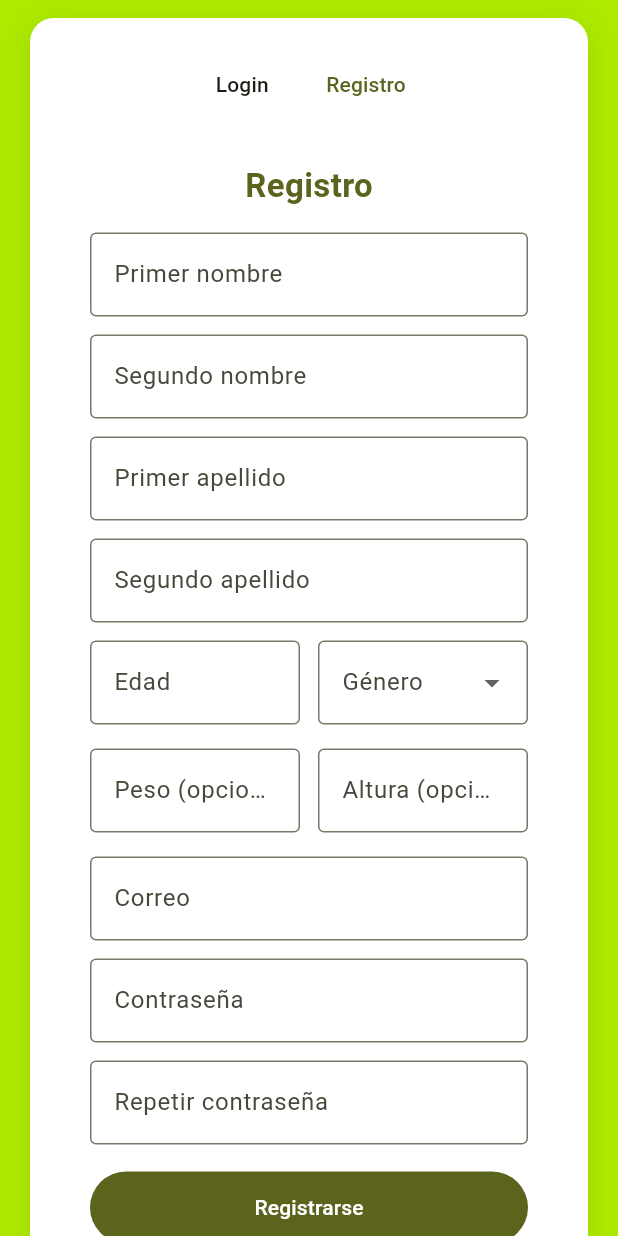
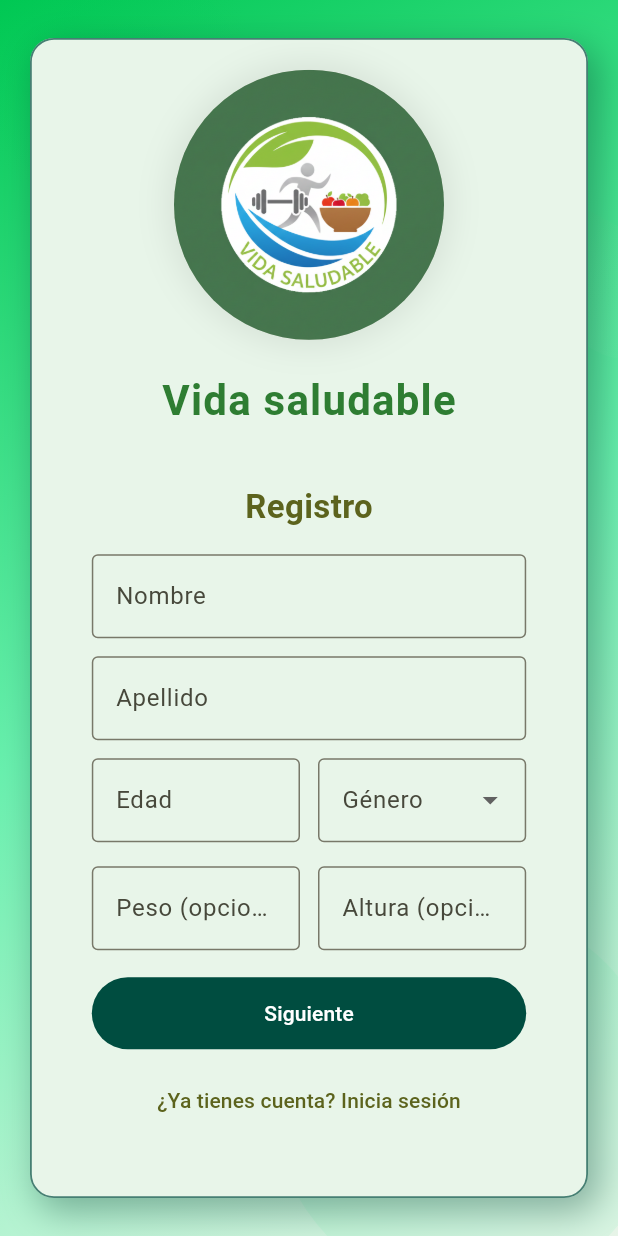
Before and after one commit to nctudime/VidaSaludable, a Flutter app: the screen it shows after launch, after a tap on "Iniciar Sesión", after a tap on "¿No tienes cuenta? Regístrate", on a phone screen of 412 x 824 dp. Run offline on Flutter 3.47's test engine with Material 3 defaults, Android fonts, the phone set to English and light mode, and no system bars.

Commit message:
feat(ui): enhance login/register UI with gradient background and multi-step form
- Replace solid color background with gradient and decorative shapes
- Add logo above login/register forms
- Split registration form into two steps (personal info → credentials)
- Simplify name fields to single "Nombre" and "Apellido" inputs
- Add username field to registration
- Style buttons with consistent theme colors
- Improve card appearance with border and enhanced shadow

```diff
--- a/flutter_application_1/lib/main.dart
+++ b/flutter_application_1/lib/main.dart
@@ -163,11 +163,76 @@ class _HomeTabsState extends State<HomeTabs> {
   int index = 0;
   @override
   Widget build(BuildContext context) {
-    final base = Theme.of(context).colorScheme;
     return Scaffold(
-      backgroundColor: const Color(0xFFAEEA00),
       appBar: null,
-      body: SafeArea(
+      body: Stack(
+        children: [
+          Container(
+            decoration: const BoxDecoration(
+              gradient: LinearGradient(
+                begin: Alignment.topLeft,
+                end: Alignment.bottomRight,
+                colors: [
+                  Color(0xFF00C853),
+                  Color(0xFF69F0AE),
+                  Color(0xFFE8F5E9),
+                ],
+                stops: [0.0, 0.5, 1.0],
+              ),
+            ),
+          ),
+          Positioned(
+            top: -60,
+            left: -30,
+            child: Container(
+              width: 200,
+              height: 200,
+              decoration: BoxDecoration(
+                shape: BoxShape.circle,
+                gradient: RadialGradient(
+                  colors: [
+                    const Color(0xFF00C853).withValues(alpha: 0.18),
+                    const Color(0xFF00C853).withValues(alpha: 0.0),
+                  ],
+                ),
+              ),
+            ),
+          ),
+          Positioned(
+            bottom: -40,
+            right: -30,
+            child: Container(
+              width: 260,
+              height: 260,
+              decoration: BoxDecoration(
+                shape: BoxShape.circle,
+                color: const Color(0xFF69F0AE).withValues(alpha: 0.12),
+              ),
+            ),
+          ),
+          Positioned(
+            top: 140,
+            right: -50,
+            child: Transform.rotate(
+              angle: 0.5,
+              child: Container(
+                width: 160,
+                height: 80,
+                decoration: BoxDecoration(
+                  borderRadius: BorderRadius.circular(80),
+                  gradient: LinearGradient(
+                    begin: Alignment.topLeft,
+                    end: Alignment.bottomRight,
+                    colors: [
+                      const Color(0xFF00C853).withValues(alpha: 0.20),
+                      const Color(0xFFE8F5E9).withValues(alpha: 0.0),
+                    ],
+                  ),
+                ),
+              ),
+            ),
+          ),
+          SafeArea(
             child: Center(
               child: SingleChildScrollView(
                 child: ConstrainedBox(
@@ -179,53 +244,50 @@ class _HomeTabsState extends State<HomeTabs> {
                     ),
                     padding: const EdgeInsets.all(20),
                     decoration: BoxDecoration(
-                  color: Colors.white,
+                      color: const Color(0xFFE8F5E9),
                       borderRadius: BorderRadius.circular(16),
+                      border: Border.all(
+                        color: const Color(0xFF004D40).withValues(alpha: 0.7),
+                        width: 1.2,
+                      ),
                       boxShadow: [
                         BoxShadow(
-                      color: Colors.black.withValues(alpha: 0.08),
-                      blurRadius: 16,
-                      spreadRadius: 2,
-                      offset: const Offset(0, 4),
+                          color: const Color(
+                            0xFF00332A,
+                          ).withValues(alpha: 0.35),
+                          blurRadius: 20,
+                          spreadRadius: 1,
+                          offset: const Offset(6, 8),
                         ),
                       ],
                     ),
                     child: Column(
                       mainAxisSize: MainAxisSize.min,
                       children: [
-                    Row(
-                      mainAxisAlignment: MainAxisAlignment.center,
-                      children: [
-                        TextButton(
-                          onPressed: () => setState(() => index = 0),
-                          style: TextButton.styleFrom(
-                            foregroundColor: index == 0
-                                ? base.primary
-                                : base.onSurface,
-                          ),
-                          child: const Text('Login'),
-                        ),
-                        const SizedBox(width: 12),
-                        TextButton(
-                          onPressed: () => setState(() => index = 1),
-                          style: TextButton.styleFrom(
-                            foregroundColor: index == 1
-                                ? base.primary
-                                : base.onSurface,
-                          ),
-                          child: const Text('Registro'),
-                        ),
-                      ],
-                    ),
-                    const SizedBox(height: 8),
                         AnimatedSwitcher(
                           duration: const Duration(milliseconds: 250),
                           child: index == 0
-                          ? LoginTab(
-                              onGoRegister: () => setState(() => index = 1),
+                              ? Column(
+                                  key: const ValueKey('login-with-logo'),
+                                  children: [
+                                    const _LogoVidaSaludable(),
+                                    const SizedBox(height: 16),
+                                    LoginTab(
+                                      onGoRegister: () =>
+                                          setState(() => index = 1),
+                                    ),
+                                  ],
                                 )
-                          : RegisterTab(
-                              onGoLogin: () => setState(() => index = 0),
+                              : Column(
+                                  key: const ValueKey('register-with-logo'),
+                                  children: [
+                                    const _LogoVidaSaludable(),
+                                    const SizedBox(height: 16),
+                                    RegisterTab(
+                                      onGoLogin: () =>
+                                          setState(() => index = 0),
+                                    ),
+                                  ],
                                 ),
                         ),
                       ],
@@ -234,6 +296,8 @@ class _HomeTabsState extends State<HomeTabs> {
                 ),
               ),
             ),
+          ),
+        ],
       ),
     );
   }
@@ -305,6 +369,10 @@ class _LoginTabState extends State<LoginTab> {
                   width: double.infinity,
                   height: 48,
                   child: FilledButton(
+                    style: FilledButton.styleFrom(
+                      backgroundColor: const Color(0xFF004D40),
+                      foregroundColor: Colors.white,
+                    ),
                     onPressed: () {
                       if (_formKey.currentState?.validate() ?? false) {
                         ScaffoldMessenger.of(context).showSnackBar(
@@ -345,26 +413,25 @@ class RegisterTab extends StatefulWidget {
 class _RegisterTabState extends State<RegisterTab> {
   final _formKey = GlobalKey<FormState>();
   final _firstNameCtrl = TextEditingController();
-  final _secondNameCtrl = TextEditingController();
   final _firstLastNameCtrl = TextEditingController();
-  final _secondLastNameCtrl = TextEditingController();
   final _ageCtrl = TextEditingController();
   String? _gender;
   final _weightCtrl = TextEditingController();
   final _heightCtrl = TextEditingController();
+  final _usernameCtrl = TextEditingController();
   final _emailCtrl = TextEditingController();
   final _passCtrl = TextEditingController();
   final _passRepeatCtrl = TextEditingController();
+  int _step = 0;
 
   @override
   void dispose() {
     _firstNameCtrl.dispose();
-    _secondNameCtrl.dispose();
     _firstLastNameCtrl.dispose();
-    _secondLastNameCtrl.dispose();
     _ageCtrl.dispose();
     _weightCtrl.dispose();
     _heightCtrl.dispose();
+    _usernameCtrl.dispose();
     _emailCtrl.dispose();
     _passCtrl.dispose();
     _passRepeatCtrl.dispose();
@@ -393,47 +460,26 @@ class _RegisterTabState extends State<RegisterTab> {
                   ),
                 ),
                 const SizedBox(height: 16),
+                if (_step == 0) ...[
                   TextFormField(
                     controller: _firstNameCtrl,
                     decoration: const InputDecoration(
-                    labelText: 'Primer nombre',
+                      labelText: 'Nombre',
                       border: OutlineInputBorder(),
                     ),
                     validator: (v) => (v == null || v.trim().isEmpty)
-                      ? 'Ingresa tu primer nombre'
-                      : null,
-                ),
-                const SizedBox(height: 12),
-                TextFormField(
-                  controller: _secondNameCtrl,
-                  decoration: const InputDecoration(
-                    labelText: 'Segundo nombre',
-                    border: OutlineInputBorder(),
-                  ),
-                  validator: (v) => (v == null || v.trim().isEmpty)
-                      ? 'Ingresa tu segundo nombre'
+                        ? 'Ingresa tu nombre'
                         : null,
                   ),
                   const SizedBox(height: 12),
                   TextFormField(
                     controller: _firstLastNameCtrl,
                     decoration: const InputDecoration(
-                    labelText: 'Primer apellido',
+                      labelText: 'Apellido',
                       border: OutlineInputBorder(),
                     ),
                     validator: (v) => (v == null || v.trim().isEmpty)
-                      ? 'Ingresa tu primer apellido'
-                      : null,
-                ),
-                const SizedBox(height: 12),
-                TextFormField(
-                  controller: _secondLastNameCtrl,
-                  decoration: const InputDecoration(
-                    labelText: 'Segundo apellido',
-                    border: OutlineInputBorder(),
-                  ),
-                  validator: (v) => (v == null || v.trim().isEmpty)
-                      ? 'Ingresa tu segundo apellido'
+                        ? 'Ingresa tu apellido'
                         : null,
                   ),
                   const SizedBox(height: 12),
@@ -476,7 +522,10 @@ class _RegisterTabState extends State<RegisterTab> {
                               value: 'Femenino',
                               child: Text('Femenino'),
                             ),
-                          DropdownMenuItem(value: 'Otro', child: Text('Otro')),
+                            DropdownMenuItem(
+                              value: 'Otro',
+                              child: Text('Otro'),
+                            ),
                           ],
                           onChanged: (v) => setState(() => _gender = v),
                           validator: (v) => (v == null || v.isEmpty)
@@ -524,7 +573,40 @@ class _RegisterTabState extends State<RegisterTab> {
                       ),
                     ],
                   ),
-                const SizedBox(height: 16),
+                  const SizedBox(height: 18),
+                  SizedBox(
+                    width: double.infinity,
+                    height: 48,
+                    child: FilledButton(
+                      style: FilledButton.styleFrom(
+                        backgroundColor: const Color(0xFF004D40),
+                        foregroundColor: Colors.white,
+                      ),
+                      onPressed: () {
+                        if (_formKey.currentState?.validate() ?? false) {
+                          setState(() => _step = 1);
+                        }
+                      },
+                      child: const Text('Siguiente'),
+                    ),
+                  ),
+                  const SizedBox(height: 10),
+                  TextButton(
+                    onPressed: widget.onGoLogin,
+                    child: const Text('¿Ya tienes cuenta? Inicia sesión'),
+                  ),
+                ] else ...[
+                  TextFormField(
+                    controller: _usernameCtrl,
+                    decoration: const InputDecoration(
+                      labelText: 'Nombre de usuario',
+                      border: OutlineInputBorder(),
+                    ),
+                    validator: (v) => (v == null || v.trim().isEmpty)
+                        ? 'Ingresa un usuario'
+                        : null,
+                  ),
+                  const SizedBox(height: 12),
                   TextFormField(
                     controller: _emailCtrl,
                     keyboardType: TextInputType.emailAddress,
@@ -561,10 +643,21 @@ class _RegisterTabState extends State<RegisterTab> {
                         : null,
                   ),
                   const SizedBox(height: 18),
-                SizedBox(
-                  width: double.infinity,
-                  height: 48,
+                  Row(
+                    children: [
+                      Expanded(
+                        child: OutlinedButton(
+                          onPressed: () => setState(() => _step = 0),
+                          child: const Text('Atrás'),
+                        ),
+                      ),
+                      const SizedBox(width: 12),
+                      Expanded(
                         child: FilledButton(
+                          style: FilledButton.styleFrom(
+                            backgroundColor: const Color(0xFF004D40),
+                            foregroundColor: Colors.white,
+                          ),
                           onPressed: () {
                             if (_formKey.currentState?.validate() ?? false) {
                               ScaffoldMessenger.of(context).showSnackBar(
@@ -579,11 +672,9 @@ class _RegisterTabState extends State<RegisterTab> {
                           child: const Text('Registrarse'),
                         ),
                       ),
-                const SizedBox(height: 10),
-                TextButton(
-                  onPressed: widget.onGoLogin,
-                  child: const Text('¿Ya tienes cuenta? Inicia sesión'),
+                    ],
                   ),
+                ],
               ],
             ),
           ),
```
Lines whose indentation alone changed are shown as unchanged.
